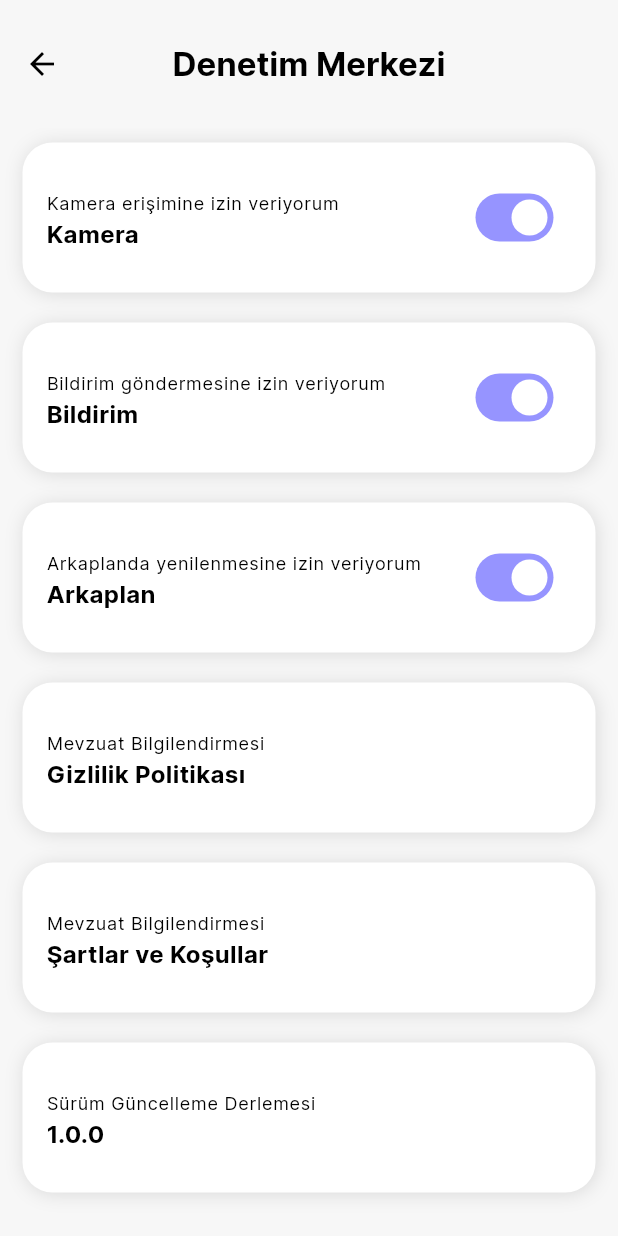
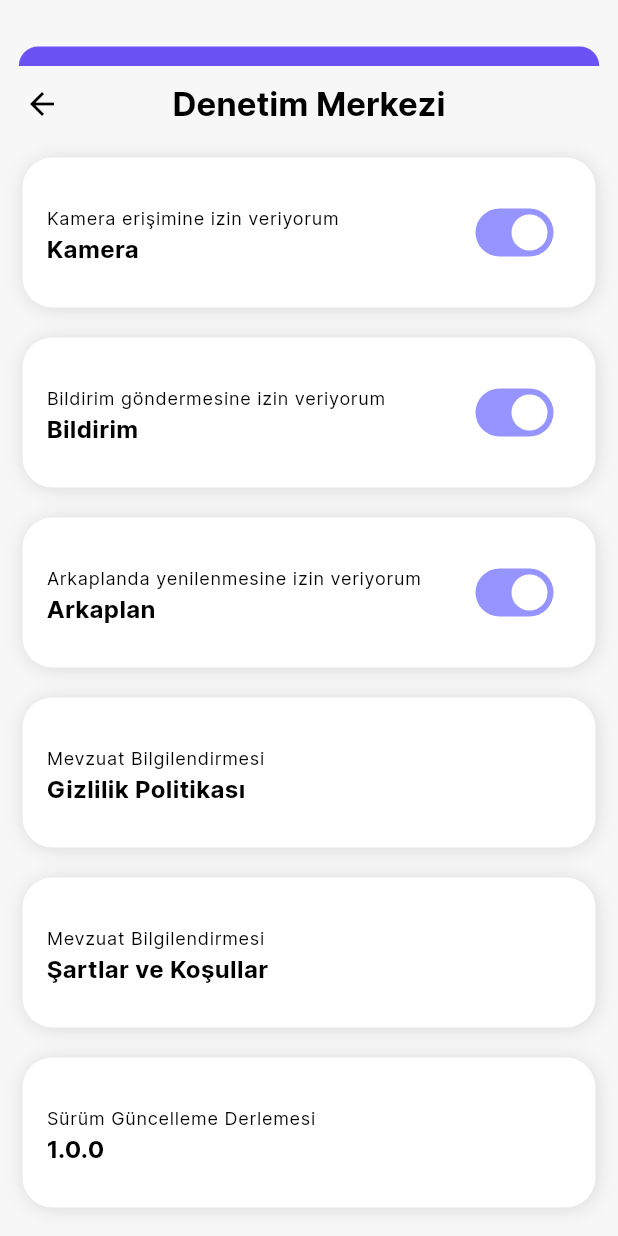
Before and after one commit to yavuzfeti/qr, a Flutter app: the Denetim screen opened directly, on a phone screen of 412 x 824 dp. Run offline on Flutter 3.47's test engine with Material 3 defaults, Android fonts, the phone set to English and light mode, and no system bars; our stand-ins replace connectivity_plus, device_info_plus, dio, firebase_core, firebase_messaging, flutter_local_notifications and 9 more; missing offline and left inert: flutter_barcode_scanner; accounts and stored records are empty; network calls fail; project files that could hold a hidden picture were left out.

```diff
--- a/lib/Components/TopBar.dart
+++ b/lib/Components/TopBar.dart
@@ -1,9 +1,6 @@
 import 'package:flutter/material.dart';
-import 'package:flutter_svg/flutter_svg.dart';
 import 'package:qr/Components/Themes.dart';
 import 'package:qr/Utils/Network.dart';
-
-double topBarHeight = 85;
 
 class TopBar extends StatefulWidget implements PreferredSizeWidget {
 
@@ -14,7 +11,7 @@ class TopBar extends StatefulWidget implements PreferredSizeWidget {
   State<TopBar> createState() => _TopBarState();
 
   @override
-  Size get preferredSize => Size.fromHeight(topBarHeight);
+  Size get preferredSize => Size.fromHeight(95);
 }
 
 class _TopBarState extends State<TopBar> {
@@ -37,11 +34,35 @@ class _TopBarState extends State<TopBar> {
 
   @override
   Widget build(BuildContext context) {
-    return AppBar(
+    return Column(
+      mainAxisAlignment: MainAxisAlignment.center,
+      children: [
+        if(widget.title!="home")
+          Column(
+            children: [
+              Container(
+                width: double.infinity,
+                color: Themes.back,
+                height: 30,
+              ),
+              Container(
+                width: MediaQuery.sizeOf(context).width-25,
+                height: 13,
+                decoration: BoxDecoration(
+                  color: Themes.secondaryColor,
+                  borderRadius: BorderRadius.only(
+                    topLeft: Radius.circular(15),
+                    topRight: Radius.circular(15),
+                  ),
+                ),
+              ),
+            ],
+          ),
+        AppBar(
           elevation: 0,
           backgroundColor: Themes.back,
           centerTitle: true,
-      toolbarHeight: topBarHeight,
+          toolbarHeight: 50,
           title: widget.title == "home"
               ? Column(
             crossAxisAlignment: CrossAxisAlignment.start,
@@ -59,6 +80,8 @@ class _TopBarState extends State<TopBar> {
                 ],
               )
               : Text(widget.title,style: const TextStyle(color: Themes.text,fontWeight: FontWeight.bold),),
+        ),
+      ],
     );
   }
 }
--- a/lib/Screens/Notifications.dart
+++ b/lib/Screens/Notifications.dart
@@ -1,4 +1,5 @@
 import 'package:flutter/cupertino.dart';
+import 'package:flutter_svg/flutter_svg.dart';
 
 class Notifications extends StatefulWidget {
   const Notifications({super.key});
@@ -10,6 +11,9 @@ class Notifications extends StatefulWidget {
 class _NotificationsState extends State<Notifications> {
   @override
   Widget build(BuildContext context) {
-    return Center(child: Text("Bildirimler"),);
+    return Align(
+        alignment:Alignment.topCenter,
+        child: SvgPicture.asset("lib/Assets/Images/notification.svg")
+    );
   }
 }
--- a/pubspec.yaml
+++ b/pubspec.yaml
@@ -26,9 +26,9 @@ dependencies:
   device_info_plus: ^9.1.1
   package_info_plus: ^5.0.1
   flutter_svg: ^2.0.9
-#  firebase_core: ^2.24.0
-#  firebase_messaging: ^14.7.6
-#  flutter_local_notifications: ^16.2.0
+  firebase_core: ^2.24.0
+  firebase_messaging: ^14.7.6
+  flutter_local_notifications: ^16.2.0
 
 dev_dependencies:
   flutter_test:
```
Also changed, not shown: lib/Utils/NotificationBackground.dart (added, +94 -0 lines), lib/main.dart (+8 -0 lines), lib/Assets/Icons/hand.png, lib/Assets/Icons/hand.svg (added), lib/Assets/Images/notification.svg (added), lib/firebase_options.dart (added), pubspec.lock, 4 other files. Lines whose indentation alone changed are shown as unchanged.
